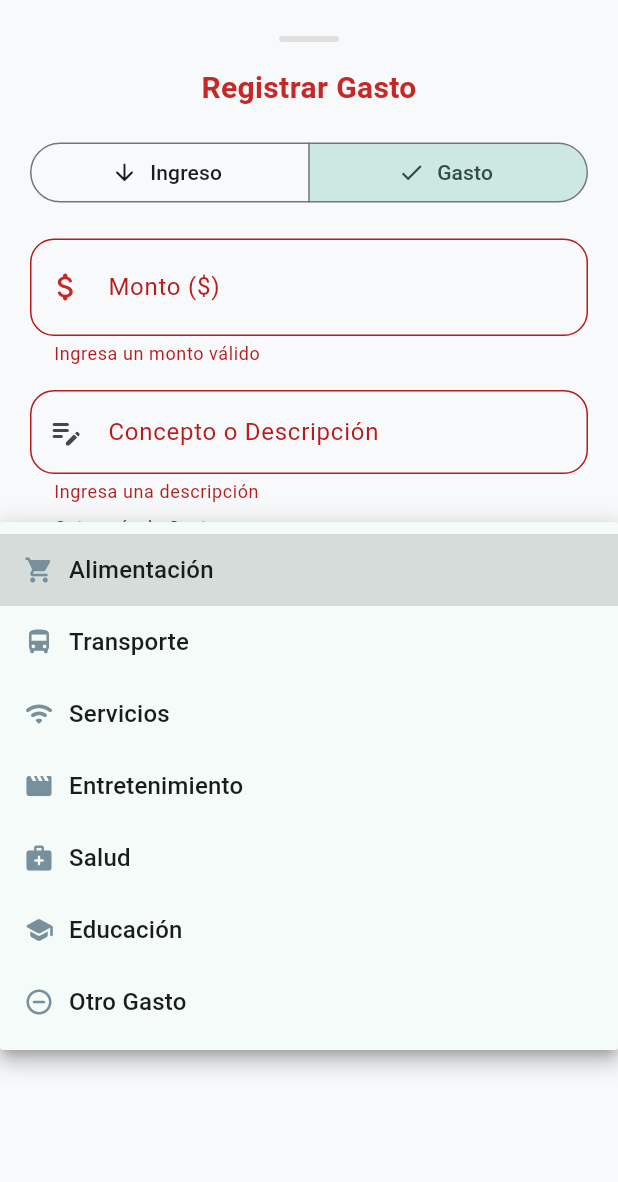
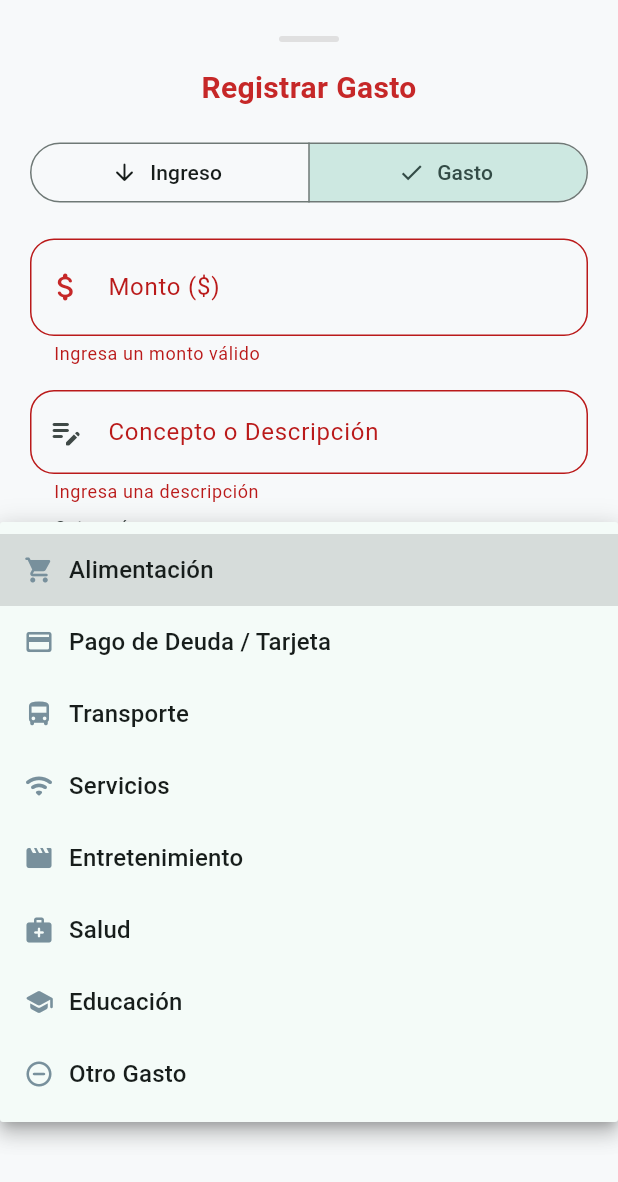
Before and after one commit to A1exauri0/app_finanzas, a Flutter app: the NuevoMovimientoModal widget shown alone on an empty page, opened directly with empty values, after a tap on "Guardar Movimiento", after a tap on "Gasto", after a tap on "Alimentación", on a phone screen of 412 x 824 dp. Shown: the top 1182 px of the screen. Run offline on Flutter 3.47's test engine with Material 3 defaults, Android fonts, the phone set to English and light mode, and no system bars.

Commit message:
feat(componentes): anadir NuevaDeudaModal y soporte de tarjetas en NuevoMovimientoModal

```diff
--- a/lib/componentes/nuevo_movimiento_modal.dart
+++ b/lib/componentes/nuevo_movimiento_modal.dart
@@ -47,22 +47,22 @@ class _NuevoMovimientoModalState extends State<NuevoMovimientoModal> {
   late String _categoriaSeleccionada;
   late IconData _iconoSeleccionado;
 
-  // Estado para vincular cobro de deuda
+  // Estado para vincular deuda o tarjeta
   String? _deudaSeleccionadaId;
 
-  // Categorías exclusivas para Ingresos
+  // Categorías para Ingresos
   static const List<Map<String, dynamic>> _categoriasIngreso = [
     {'nombre': 'Sueldo', 'icono': Icons.account_balance_wallet_rounded},
     {'nombre': 'Cobro de Deuda', 'icono': Icons.handshake_rounded},
     {'nombre': 'Ingreso Extra', 'icono': Icons.monetization_on_rounded},
     {'nombre': 'Ventas', 'icono': Icons.storefront_rounded},
-    {'nombre': 'Inversión', 'icono': Icons.trending_up_rounded},
     {'nombre': 'Otro Ingreso', 'icono': Icons.add_circle_outline_rounded},
   ];
 
-  // Categorías exclusivas para Gastos
+  // Categorías para Gastos
   static const List<Map<String, dynamic>> _categoriasGasto = [
     {'nombre': 'Alimentación', 'icono': Icons.shopping_cart_rounded},
+    {'nombre': 'Pago de Deuda / Tarjeta', 'icono': Icons.credit_card_rounded},
     {'nombre': 'Transporte', 'icono': Icons.directions_bus_rounded},
     {'nombre': 'Servicios', 'icono': Icons.wifi_rounded},
     {'nombre': 'Entretenimiento', 'icono': Icons.movie_rounded},
@@ -111,14 +111,12 @@ class _NuevoMovimientoModalState extends State<NuevoMovimientoModal> {
       final double? monto = double.tryParse(_montoControlador.text.replaceAll(',', ''));
       if (monto == null || monto <= 0) return;
 
-      String? nombreDeudor;
-      if (_tipoSeleccionado == TipoMovimiento.ingreso &&
-          _categoriaSeleccionada == 'Cobro de Deuda' &&
-          _deudaSeleccionadaId != null) {
+      String? nombreDeudorOTarjeta;
+      if (_deudaSeleccionadaId != null) {
         final deuda = widget.listaDeudasActivas.firstWhere(
           (d) => d.id == _deudaSeleccionadaId,
         );
-        nombreDeudor = deuda.nombreDeudor;
+        nombreDeudorOTarjeta = deuda.tituloOEntidad;
       }
 
       final nuevoMovimiento = MovimientoModelo(
@@ -130,7 +128,7 @@ class _NuevoMovimientoModalState extends State<NuevoMovimientoModal> {
         icono: _iconoSeleccionado,
         categoria: _categoriaSeleccionada,
         idDeudaAsociada: _deudaSeleccionadaId,
-        nombreDeudorAsociado: nombreDeudor,
+        nombreDeudorAsociado: nombreDeudorOTarjeta,
       );
 
       widget.alGuardarMovimiento(nuevoMovimiento);
@@ -170,10 +168,17 @@ class _NuevoMovimientoModalState extends State<NuevoMovimientoModal> {
   Widget build(BuildContext context) {
     final bool esIngreso = _tipoSeleccionado == TipoMovimiento.ingreso;
     final Color colorActivo = esIngreso ? ColoresApp.ingresoVerde : ColoresApp.gastoRojo;
+
+    // Detectamos si es una operación vinculada a deudas
     final bool esCobroDeuda = esIngreso && _categoriaSeleccionada == 'Cobro de Deuda';
+    final bool esPagoDeudaPropia = !esIngreso && _categoriaSeleccionada == 'Pago de Deuda / Tarjeta';
 
-    // Filtramos las deudas que tienen saldo pendiente
-    final deudasPendientes = widget.listaDeudasActivas.where((d) => !d.estaSaldada).toList();
+    // Filtramos las deudas relevantes
+    final List<DeudaModelo> opcionesDeudas = esCobroDeuda
+        ? widget.listaDeudasActivas.where((d) => d.tipoDeuda == TipoDeuda.meDeben && !d.estaSaldada).toList()
+        : (esPagoDeudaPropia
+            ? widget.listaDeudasActivas.where((d) => d.tipoDeuda != TipoDeuda.meDeben && !d.estaSaldada).toList()
+            : []);
 
     return Padding(
       padding: EdgeInsets.only(
@@ -250,13 +255,9 @@ class _NuevoMovimientoModalState extends State<NuevoMovimientoModal> {
                   ),
                 ),
                 validator: (valor) {
-                  if (valor == null || valor.trim().isEmpty) {
-                    return 'Ingresa un monto válido';
-                  }
+                  if (valor == null || valor.trim().isEmpty) return 'Ingresa un monto válido';
                   final montoParsed = double.tryParse(valor.replaceAll(',', ''));
-                  if (montoParsed == null || montoParsed <= 0) {
-                    return 'Ingresa un número positivo mayor a 0';
-                  }
+                  if (montoParsed == null || montoParsed <= 0) return 'Ingresa un número positivo';
                   return null;
                 },
               ),
@@ -271,12 +272,8 @@ class _NuevoMovimientoModalState extends State<NuevoMovimientoModal> {
                   prefixIcon: const Icon(Icons.edit_note_rounded),
                   border: OutlineInputBorder(borderRadius: BorderRadius.circular(16)),
                 ),
-                validator: (valor) {
-                  if (valor == null || valor.trim().isEmpty) {
-                    return 'Ingresa una descripción';
-                  }
-                  return null;
-                },
+                validator: (valor) =>
+                    (valor == null || valor.trim().isEmpty) ? 'Ingresa una descripción' : null,
               ),
               const SizedBox(height: 16),
 
@@ -285,7 +282,7 @@ class _NuevoMovimientoModalState extends State<NuevoMovimientoModal> {
                 key: ValueKey('categoria_$_tipoSeleccionado'),
                 initialValue: _categoriaSeleccionada,
                 decoration: InputDecoration(
-                  labelText: 'Categoría de ${esIngreso ? "Ingreso" : "Gasto"}',
+                  labelText: 'Categoría',
                   prefixIcon: Icon(_iconoSeleccionado, color: colorActivo),
                   border: OutlineInputBorder(borderRadius: BorderRadius.circular(16)),
                 ),
@@ -316,9 +313,9 @@ class _NuevoMovimientoModalState extends State<NuevoMovimientoModal> {
               ),
               const SizedBox(height: 16),
 
-              // Sección condicional: Si es Cobro de Deuda, seleccionar de qué deudor se descuenta
-              if (esCobroDeuda) ...[
-                if (deudasPendientes.isEmpty)
+              // Sección condicional para Cobro o Pago de Deuda
+              if (esCobroDeuda || esPagoDeudaPropia) ...[
+                if (opcionesDeudas.isEmpty)
                   Container(
                     padding: const EdgeInsets.all(12),
                     decoration: BoxDecoration(
@@ -326,14 +323,16 @@ class _NuevoMovimientoModalState extends State<NuevoMovimientoModal> {
                       borderRadius: BorderRadius.circular(12),
                       border: Border.all(color: Colors.amber.shade300),
                     ),
-                    child: const Row(
+                    child: Row(
                       children: [
-                        Icon(Icons.info_outline, color: Colors.orange),
-                        SizedBox(width: 8),
+                        const Icon(Icons.info_outline, color: Colors.orange),
+                        const SizedBox(width: 8),
                         Expanded(
                           child: Text(
-                            'No tienes personas con deudas pendientes registradas.',
-                            style: TextStyle(fontSize: 13, color: Colors.brown),
+                            esCobroDeuda
+                                ? 'No tienes personas con deudas pendientes registradas.'
+                                : 'No tienes tarjetas o préstamos por pagar registrados.',
+                            style: const TextStyle(fontSize: 13, color: Colors.brown),
                           ),
                         ),
                       ],
@@ -343,16 +342,23 @@ class _NuevoMovimientoModalState extends State<NuevoMovimientoModal> {
                   DropdownButtonFormField<String>(
                     initialValue: _deudaSeleccionadaId,
                     decoration: InputDecoration(
-                      labelText: '¿Quién te está pagando?',
-                      prefixIcon: const Icon(Icons.person_rounded, color: ColoresApp.ingresoVerde),
+                      labelText: esCobroDeuda ? '¿Quién te paga?' : '¿Qué tarjeta o deuda abonas?',
+                      prefixIcon: Icon(
+                        esCobroDeuda ? Icons.person_rounded : Icons.credit_card_rounded,
+                        color: colorActivo,
+                      ),
                       border: OutlineInputBorder(borderRadius: BorderRadius.circular(16)),
-                      helperText: 'El monto ingresado se restará automáticamente de su saldo.',
+                      helperText: 'Se descontará automáticamente del saldo adeudado.',
                     ),
-                    items: deudasPendientes.map((deuda) {
+                    items: opcionesDeudas.map((deuda) {
+                      final tipoEtiqueta = deuda.tipoDeuda == TipoDeuda.tarjetaCredito
+                          ? 'Tarjeta'
+                          : (deuda.tipoDeuda == TipoDeuda.meDeben ? 'Deudor' : 'Acreedor');
                       return DropdownMenuItem<String>(
                         value: deuda.id,
                         child: Text(
-                          '${deuda.nombreDeudor} (Debe: \$${deuda.montoPendiente.toStringAsFixed(2)})',
+                          '[$tipoEtiqueta] ${deuda.tituloOEntidad} (\$${deuda.montoPendiente.toStringAsFixed(2)})',
+                          overflow: TextOverflow.ellipsis,
                         ),
                       );
                     }).toList(),
@@ -360,17 +366,14 @@ class _NuevoMovimientoModalState extends State<NuevoMovimientoModal> {
                       setState(() {
                         _deudaSeleccionadaId = nuevaDeudaId;
                         if (_conceptoControlador.text.isEmpty && nuevaDeudaId != null) {
-                          final deuda = deudasPendientes.firstWhere((d) => d.id == nuevaDeudaId);
-                          _conceptoControlador.text = 'Abono de ${deuda.nombreDeudor}';
+                          final deuda = opcionesDeudas.firstWhere((d) => d.id == nuevaDeudaId);
+                          _conceptoControlador.text = esCobroDeuda
+                              ? 'Abono de ${deuda.tituloOEntidad}'
+                              : 'Pago a ${deuda.tituloOEntidad}';
                         }
                       });
                     },
-                    validator: (valor) {
-                      if (valor == null) {
-                        return 'Selecciona de qué deuda se descontará';
-                      }
-                      return null;
-                    },
+                    validator: (valor) => valor == null ? 'Selecciona la deuda o tarjeta' : null,
                   ),
                 const SizedBox(height: 16),
               ],
```
Also changed, not shown: lib/componentes/nueva_deuda_modal.dart (added, +267 -0 lines).
